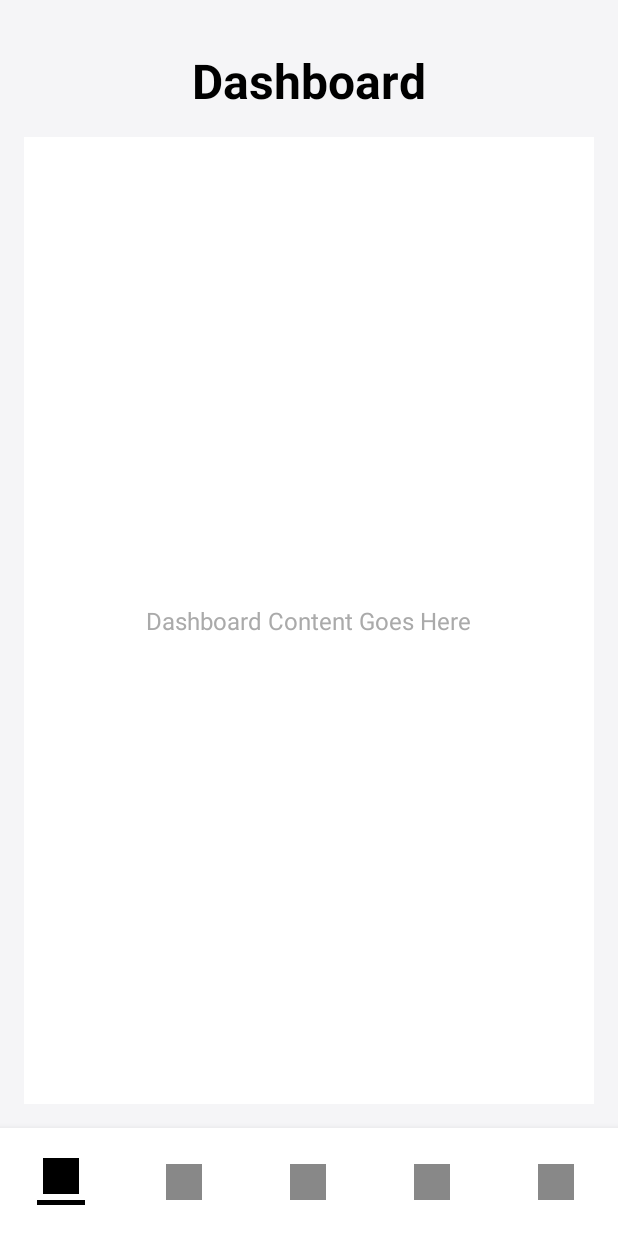
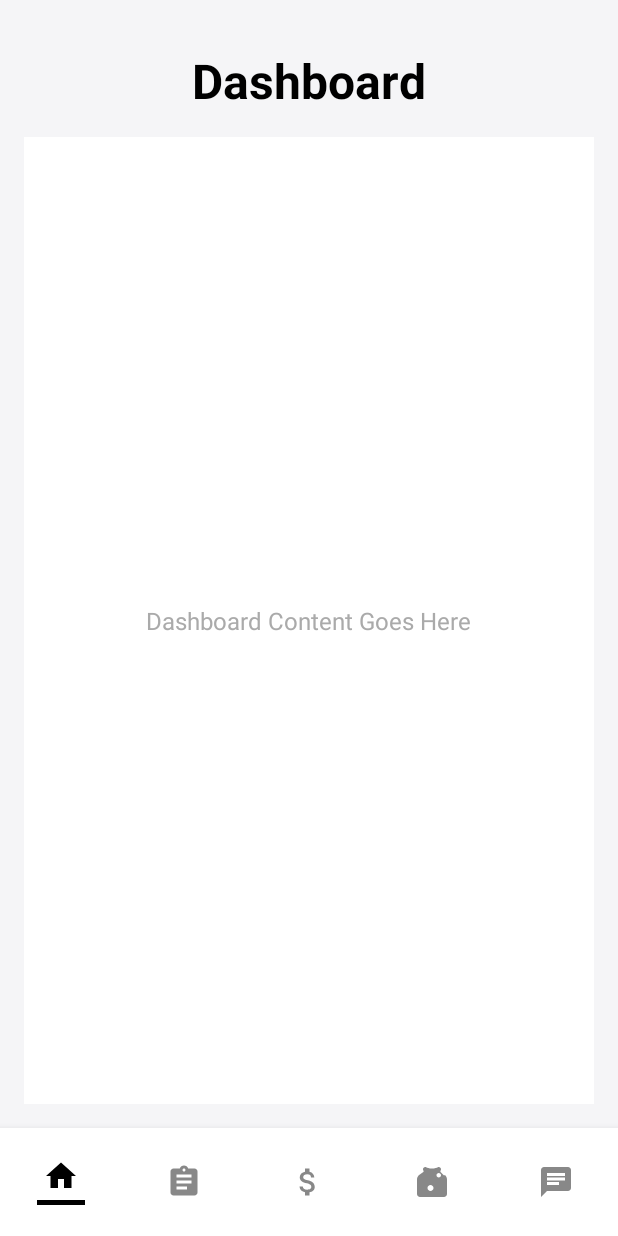
Before and after one commit to aarushyadav47/CS2340_F25_Team11, an Android app: the Dashboard screen opened directly, with no data from a screen before it, on a phone screen of 412 x 824 dp. Run offline under Robolectric (Android 15) with nearby library versions, the phone set to English and light mode, and no system bars; our stand-ins replace data binding.

Commit message:
Icons + xml

```diff
--- /dev/null
+++ b/app/src/main/res/drawable/ic_budget.xml
@@ -0,0 +1,10 @@
+
+<vector xmlns:android="http://schemas.android.com/apk/res/android"
+    android:width="24dp"
+    android:height="24dp"
+    android:viewportWidth="24"
+    android:viewportHeight="24">
+    <path
+        android:fillColor="#000000"
+        android:pathData="M11.8,10.9c-2.27,-0.59 -3,-1.2 -3,-2.15 0,-1.09 1.01,-1.85 2.7,-1.85 1.78,0 2.44,0.85 2.5,2.1h2.21c-0.07,-1.72 -1.12,-3.3 -3.21,-3.81V3h-3v2.16c-1.94,0.42 -3.5,1.68 -3.5,3.61 0,2.31 1.91,3.46 4.7,4.13 2.5,0.6 3,1.48 3,2.41 0,0.69 -0.49,1.79 -2.7,1.79 -2.06,0 -2.87,-0.92 -2.98,-2.1h-2.2c0.12,2.19 1.76,3.42 3.68,3.83V21h3v-2.15c1.95,-0.37 3.5,-1.5 3.5,-3.55 0,-2.84 -2.43,-3.81 -4.7,-4.4z"/>
+</vector>
--- /dev/null
+++ b/app/src/main/res/drawable/ic_chat.xml
@@ -0,0 +1,9 @@
+<vector xmlns:android="http://schemas.android.com/apk/res/android"
+    android:width="24dp"
+    android:height="24dp"
+    android:viewportWidth="24"
+    android:viewportHeight="24">
+    <path
+        android:fillColor="#000000"
+        android:pathData="M20,2H4c-1.1,0 -1.99,0.9 -1.99,2L2,22l4,-4h14c1.1,0 2,-0.9 2,-2V4c0,-1.1 -0.9,-2 -2,-2zM6,9h12v2H6V9zM14,14H6v-2h8v2zM18,8H6V6h12v2z"/>
+</vector>
--- /dev/null
+++ b/app/src/main/res/drawable/ic_expense_log.xml
@@ -0,0 +1,9 @@
+<vector xmlns:android="http://schemas.android.com/apk/res/android"
+    android:width="24dp"
+    android:height="24dp"
+    android:viewportWidth="24"
+    android:viewportHeight="24">
+    <path
+        android:fillColor="#000000"
+        android:pathData="M19,3h-4.18C14.4,1.84 13.3,1 12,1c-1.3,0 -2.4,0.84 -2.82,2H5c-1.1,0 -2,0.9 -2,2v14c0,1.1 0.9,2 2,2h14c1.1,0 2,-0.9 2,-2V5c0,-1.1 -0.9,-2 -2,-2zM12,3c0.55,0 1,0.45 1,1s-0.45,1 -1,1 -1,-0.45 -1,-1 0.45,-1 1,-1zM14,17H7v-2h7v2zM17,13H7v-2h10v2zM17,9H7V7h10v2z"/>
+</vector>
--- /dev/null
+++ b/app/src/main/res/drawable/ic_home.xml
@@ -0,0 +1,9 @@
+<vector xmlns:android="http://schemas.android.com/apk/res/android"
+    android:width="24dp"
+    android:height="24dp"
+    android:viewportWidth="24"
+    android:viewportHeight="24">
+    <path
+        android:fillColor="#000000"
+        android:pathData="M10,20v-6h4v6h5v-8h3L12,3 2,12h3v8z"/>
+</vector>
--- /dev/null
+++ b/app/src/main/res/drawable/ic_savings.xml
@@ -0,0 +1,9 @@
+<vector xmlns:android="http://schemas.android.com/apk/res/android"
+    android:width="24dp"
+    android:height="24dp"
+    android:viewportWidth="24"
+    android:viewportHeight="24">
+    <path
+        android:fillColor="#000000"
+        android:pathData="M19.83,7.5l-2.27,-2.27c0.07,-0.42 0.18,-0.81 0.32,-1.15C17.96,3.9 18,3.71 18,3.5C18,2.67 17.33,2 16.5,2c-0.21,0 -0.4,0.04 -0.58,0.11C15.19,2.41 13.95,3 12,3c-1.95,0 -3.19,-0.59 -3.92,-0.89c-0.18,-0.07 -0.37,-0.11 -0.58,-0.11C6.67,2 6,2.67 6,3.5c0,0.21 0.04,0.4 0.11,0.58c0.14,0.34 0.25,0.73 0.32,1.15L3.17,7.5C2.42,8.25 2,9.27 2,10.35V20c0,1.1 0.9,2 2,2h16c1.1,0 2,-0.9 2,-2V10.35c0,-1.08 -0.42,-2.1 -1.17,-2.85zM11,18c-1.1,0 -2,-0.9 -2,-2s0.9,-2 2,-2 2,0.9 2,2 -0.9,2 -2,2zM16.5,9C15.67,9 15,8.33 15,7.5S15.67,6 16.5,6 18,6.67 18,7.5 17.33,9 16.5,9z"/>
+</vector>
--- /dev/null
+++ b/app/src/main/res/layout/budget.xml
@@ -0,0 +1,6 @@
+<?xml version="1.0" encoding="utf-8"?>
+<androidx.constraintlayout.widget.ConstraintLayout xmlns:android="http://schemas.android.com/apk/res/android"
+    android:layout_width="match_parent"
+    android:layout_height="match_parent">
+
+</androidx.constraintlayout.widget.ConstraintLayout>
--- a/app/src/main/res/layout/dashboard.xml
+++ b/app/src/main/res/layout/dashboard.xml
@@ -78,7 +78,7 @@
                 <ImageView
                     android:layout_width="24dp"
                     android:layout_height="24dp"
-                    android:src="@drawable/ic_launcher_background"
+                    android:src="@drawable/ic_home"
                     android:contentDescription="Home"
                     app:tint="#000000"/>
 
@@ -105,7 +105,7 @@
                 <ImageView
                     android:layout_width="24dp"
                     android:layout_height="24dp"
-                    android:src="@drawable/ic_launcher_background"
+                    android:src="@drawable/ic_expense_log"
                     android:contentDescription="Expense Log"
                     app:tint="#888888"/>
 
@@ -126,7 +126,7 @@
                 <ImageView
                     android:layout_width="24dp"
                     android:layout_height="24dp"
-                    android:src="@drawable/ic_launcher_background"
+                    android:src="@drawable/ic_budget"
                     android:contentDescription="Budgets"
                     app:tint="#888888"/>
 
@@ -147,7 +147,7 @@
                 <ImageView
                     android:layout_width="24dp"
                     android:layout_height="24dp"
-                    android:src="@drawable/ic_launcher_background"
+                    android:src="@drawable/ic_savings"
                     android:contentDescription="Saving Circle"
                     app:tint="#888888"/>
 
@@ -168,7 +168,7 @@
                 <ImageView
                     android:layout_width="24dp"
                     android:layout_height="24dp"
-                    android:src="@drawable/ic_launcher_background"
+                    android:src="@drawable/ic_chat"
                     android:contentDescription="Chatbot"
                     app:tint="#888888"/>
 
```
